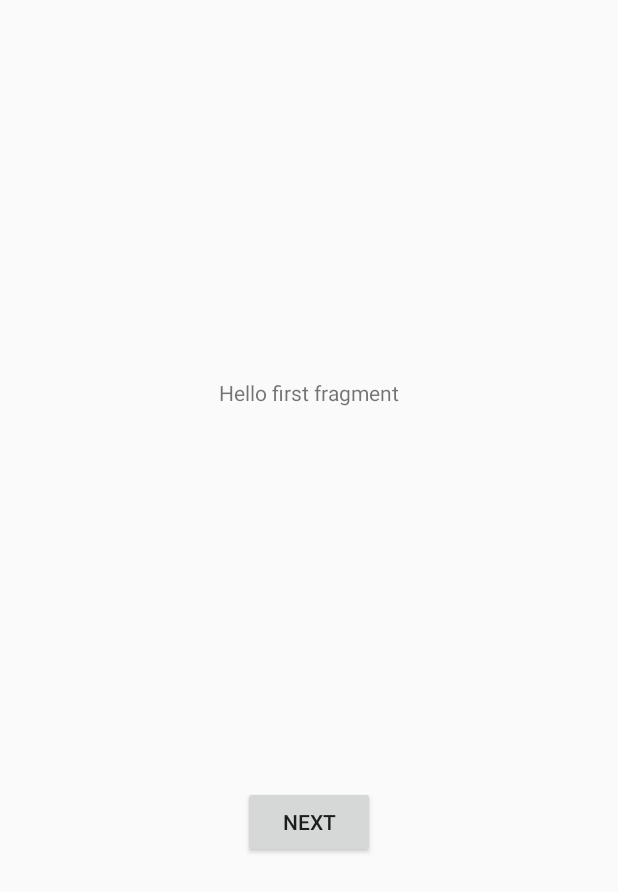
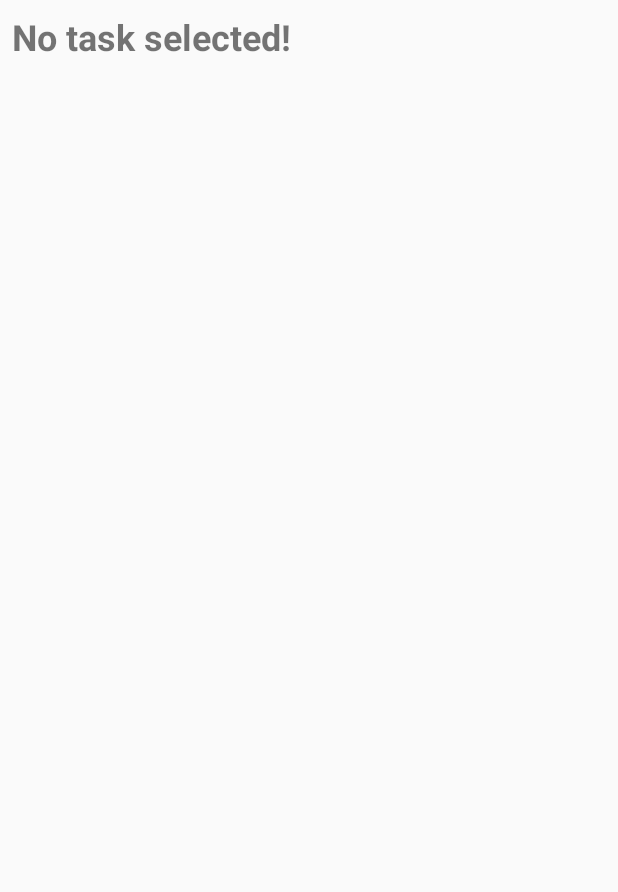
Before and after one commit to GertScheers/TaskTimer, an Android app: the layout fragment_first.xml on its own in the app's theme, with its tools: preview values and no code run, on a phone screen of 412 x 824 dp. Shown: the top 892 px of the screen. Run offline under Robolectric (Android 15) with nearby library versions, the phone set to English and light mode, and no system bars.

Commit message:
Row Entry layout

```diff
--- a/app/src/main/res/layout/fragment_first.xml
+++ b/app/src/main/res/layout/fragment_first.xml
@@ -7,22 +7,30 @@
     tools:context=".FirstFragment">
 
     <TextView
-        android:id="@+id/textview_first"
-        android:layout_width="wrap_content"
+        android:id="@+id/current_task"
+        android:layout_width="0dp"
         android:layout_height="wrap_content"
-        android:text="@string/hello_first_fragment"
-        app:layout_constraintBottom_toTopOf="@id/button_first"
+        android:layout_marginStart="8dp"
+        android:layout_marginTop="8dp"
+        android:layout_marginEnd="8dp"
+        android:text="@string/no_task_selected_message"
+        android:textColor="?android:attr/textColorTertiary"
+        android:textSize="24sp"
+        android:textStyle="bold"
         app:layout_constraintEnd_toEndOf="parent"
         app:layout_constraintStart_toStartOf="parent"
         app:layout_constraintTop_toTopOf="parent" />
 
-    <Button
-        android:id="@+id/button_first"
-        android:layout_width="wrap_content"
-        android:layout_height="wrap_content"
-        android:text="@string/next"
+    <androidx.recyclerview.widget.RecyclerView
+        android:layout_width="0dp"
+        android:layout_height="0dp"
+        android:layout_marginStart="8dp"
+        android:layout_marginTop="8dp"
+        android:layout_marginEnd="8dp"
+        android:layout_marginBottom="8dp"
         app:layout_constraintBottom_toBottomOf="parent"
         app:layout_constraintEnd_toEndOf="parent"
         app:layout_constraintStart_toStartOf="parent"
-        app:layout_constraintTop_toBottomOf="@id/textview_first" />
+        app:layout_constraintTop_toBottomOf="@+id/current_task" />
+
 </androidx.constraintlayout.widget.ConstraintLayout>
--- a/app/src/main/res/values/strings.xml
+++ b/app/src/main/res/values/strings.xml
@@ -16,4 +16,7 @@
     <string name="menuTitle_ShowDurations">Durations Report</string>
     <string name="menuTitle_ShowAbout">About Tasktimer</string>
     <string name="menuTitle_Generate">Generate Data</string>
+    <string name="no_task_selected_message">No task selected!</string>
+    <string name="edit_button_description">Button to edit a task\'s detail</string>
+    <string name="delete_button_description">Button to delete a task</string>
 </resources>
```
Also changed, not shown: app/src/main/res/layout/content_main.xml (+11 -1 lines), app/src/main/res/layout/task_list_items.xml (added, +56 -0 lines).
